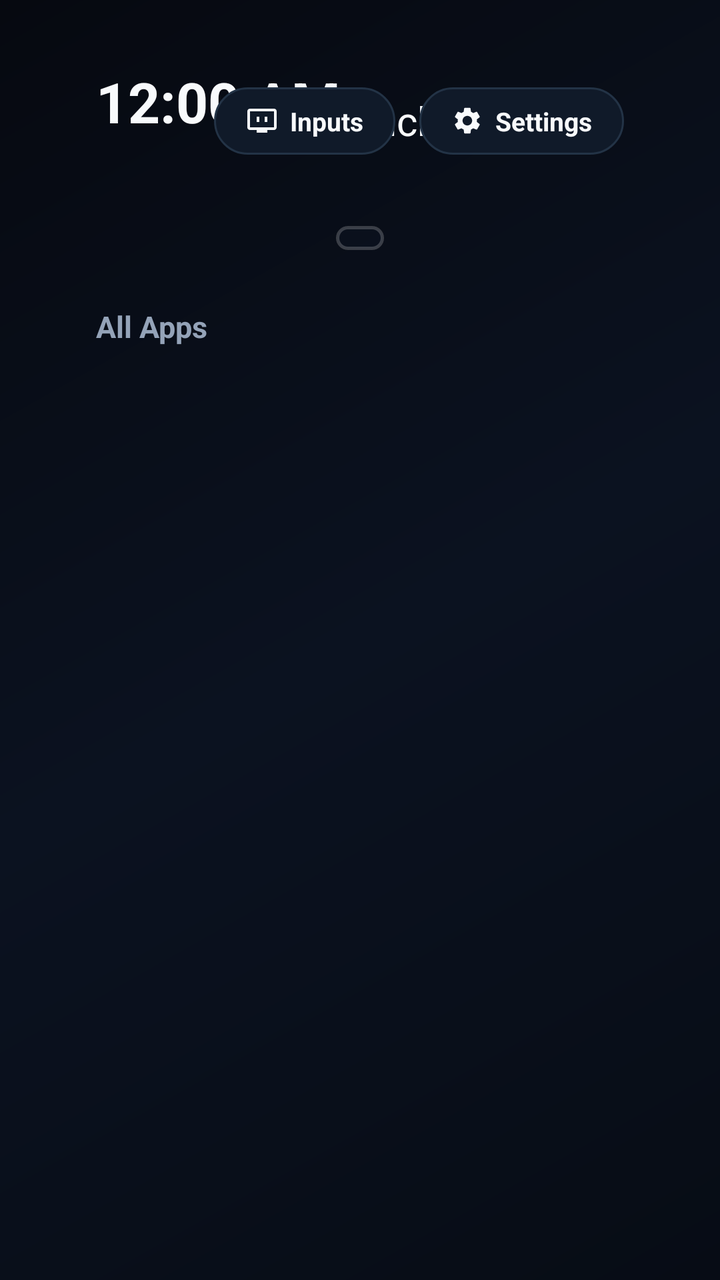
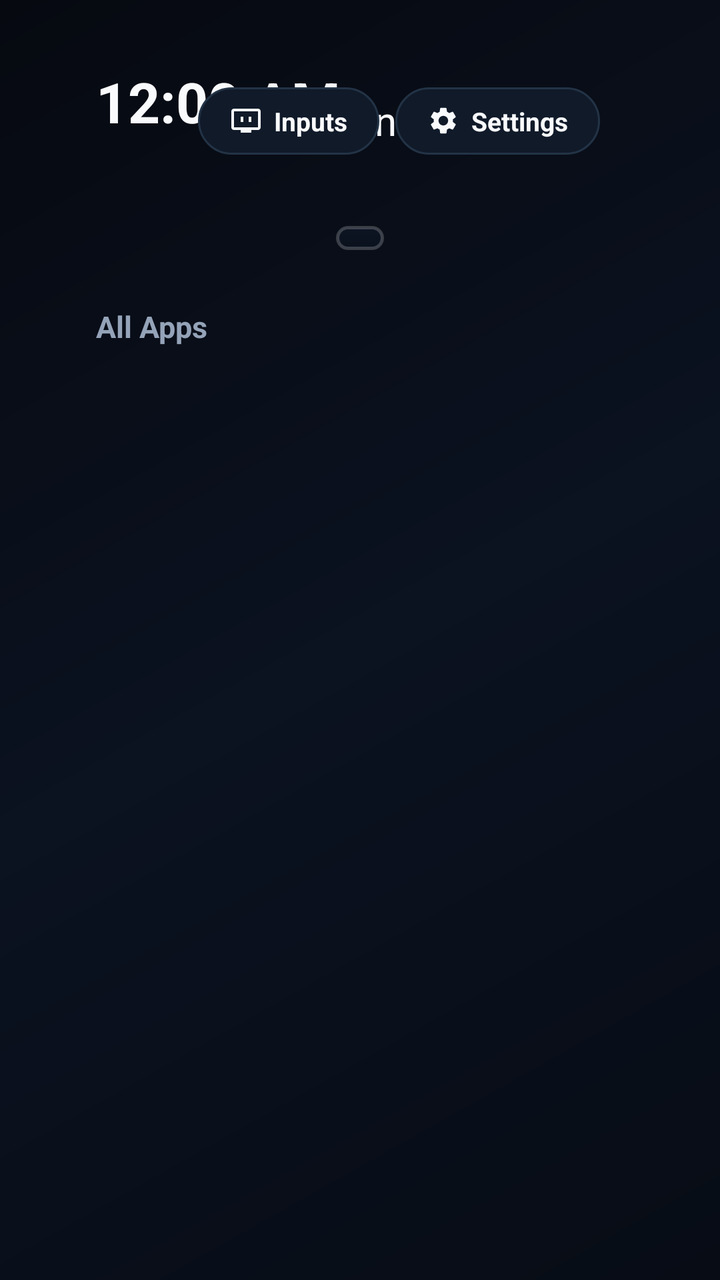

Before-and-after screenshots of an Android layout around one commit, followed by the original layout XML and the change that was made.
<!-- AndroidManifest.xml: application theme Theme.DLaunch -->
<!-- res/layout/activity_dlaunch.xml -->
<?xml version="1.0" encoding="utf-8"?>
<FrameLayout xmlns:android="http://schemas.android.com/apk/res/android"
    android:layout_width="match_parent"
    android:layout_height="match_parent">

    
    <ImageView
        android:id="@+id/wallpaper_view"
        android:layout_width="match_parent"
        android:layout_height="match_parent"
        android:scaleType="centerCrop"
        android:contentDescription="@null"
        android:visibility="gone" />

    
    <View
        android:id="@+id/wallpaper_dim_overlay"
        android:layout_width="match_parent"
        android:layout_height="match_parent"
        android:background="#73000000"
        android:visibility="gone" />

    <LinearLayout
        android:id="@+id/root_layout"
        android:layout_width="match_parent"
        android:layout_height="match_parent"
        android:orientation="vertical"
        android:background="@drawable/bg_screen"
        android:paddingLeft="48dp"
        android:paddingRight="48dp"
        android:paddingTop="32dp"
        android:paddingBottom="24dp"
        android:clipToPadding="false"
        android:clipChildren="false">

    
    <RelativeLayout
        android:id="@+id/header_bar"
        android:layout_width="match_parent"
        android:layout_height="wrap_content"
        android:layout_marginBottom="24dp">

        
        <LinearLayout
            android:layout_width="wrap_content"
            android:layout_height="wrap_content"
            android:layout_alignParentStart="true"
            android:layout_centerVertical="true"
            android:orientation="vertical">

            <TextClock
                android:id="@+id/clock_view"
                android:layout_width="wrap_content"
                android:layout_height="wrap_content"
                android:format12Hour="h:mm a"
                android:format24Hour="HH:mm"
                android:textColor="@color/text_primary"
                android:textSize="28sp"
                android:textStyle="bold" />

            <TextView
                android:id="@+id/date_view"
                android:layout_width="wrap_content"
                android:layout_height="wrap_content"
                android:layout_marginTop="2dp"
                android:textColor="@color/text_secondary"
                android:textSize="13sp" />
        </LinearLayout>

        
        <LinearLayout
            android:layout_width="wrap_content"
            android:layout_height="wrap_content"
            android:layout_centerInParent="true"
            android:gravity="center"
            android:orientation="horizontal">

            <TextView
                android:id="@+id/brand_letter"
                android:layout_width="wrap_content"
                android:layout_height="wrap_content"
                android:text="D"
                android:textColor="@color/card_border_focused"
                android:textSize="22sp"
                android:textStyle="bold" />

            <TextView
                android:layout_width="wrap_content"
                android:layout_height="wrap_content"
                android:text="Launch"
                android:textColor="@color/text_primary"
                android:textSize="20sp"
                android:textStyle="normal" />
        </LinearLayout>

        
        <LinearLayout
            android:layout_width="wrap_content"
            android:layout_height="wrap_content"
            android:layout_alignParentEnd="true"
            android:layout_centerVertical="true"
            android:orientation="horizontal">

            
            <LinearLayout
                android:id="@+id/btn_inputs"
                android:layout_width="wrap_content"
                android:layout_height="wrap_content"
                android:layout_marginEnd="12dp"
                android:background="@drawable/bg_pill_selector"
                android:clickable="true"
                android:focusable="true"
                android:gravity="center"
                android:orientation="horizontal"
                android:paddingStart="16dp"
                android:paddingTop="8dp"
                android:paddingEnd="16dp"
                android:paddingBottom="8dp">

                <ImageView
                    android:layout_width="16dp"
                    android:layout_height="16dp"
                    android:layout_marginEnd="6dp"
                    android:src="@drawable/ic_inputs" />

                <TextView
                    android:layout_width="wrap_content"
                    android:layout_height="wrap_content"
                    android:text="@string/btn_inputs"
                    android:textColor="@color/text_primary"
                    android:textSize="13sp"
                    android:textStyle="bold" />
            </LinearLayout>

            
            <LinearLayout
                android:id="@+id/btn_settings"
                android:layout_width="wrap_content"
                android:layout_height="wrap_content"
                android:background="@drawable/bg_pill_selector"
                android:clickable="true"
                android:focusable="true"
                android:gravity="center"
                android:orientation="horizontal"
                android:paddingStart="16dp"
                android:paddingTop="8dp"
                android:paddingEnd="16dp"
                android:paddingBottom="8dp">

                <ImageView
                    android:layout_width="16dp"
                    android:layout_height="16dp"
                    android:layout_marginEnd="6dp"
                    android:src="@drawable/ic_settings" />

                <TextView
                    android:layout_width="wrap_content"
                    android:layout_height="wrap_content"
                    android:text="@string/btn_settings"
                    android:textColor="@color/text_primary"
                    android:textSize="13sp"
                    android:textStyle="bold" />
            </LinearLayout>
        </LinearLayout>
    </RelativeLayout>

    
    <ScrollView
        android:id="@+id/main_scroll"
        android:layout_width="match_parent"
        android:layout_height="match_parent"
        android:fillViewport="true"
        android:scrollbars="none"
        android:clipChildren="false"
        android:clipToPadding="false">

        <LinearLayout
            android:layout_width="match_parent"
            android:layout_height="wrap_content"
            android:orientation="vertical"
            android:clipChildren="false"
            android:clipToPadding="false">

            
            <LinearLayout
                android:id="@+id/section_favorites_container"
                android:layout_width="match_parent"
                android:layout_height="wrap_content"
                android:layout_marginBottom="28dp"
                android:gravity="center_horizontal"
                android:orientation="vertical"
                android:clipChildren="false"
                android:clipToPadding="false">

                
                <HorizontalScrollView
                    android:id="@+id/favorites_scroll"
                    android:layout_width="wrap_content"
                    android:layout_height="wrap_content"
                    android:layout_gravity="center_horizontal"
                    android:background="@drawable/bg_dock_capsule"
                    android:paddingStart="12dp"
                    android:paddingTop="6dp"
                    android:paddingEnd="12dp"
                    android:paddingBottom="6dp"
                    android:scrollbars="none"
                    android:clipChildren="false"
                    android:clipToPadding="false">

                    <LinearLayout
                        android:id="@+id/favorites_row"
                        android:layout_width="wrap_content"
                        android:layout_height="wrap_content"
                        android:gravity="center_vertical"
                        android:orientation="horizontal"
                        android:clipChildren="false"
                        android:clipToPadding="false" />
                </HorizontalScrollView>
            </LinearLayout>

            
            <LinearLayout
                android:id="@+id/section_all_apps_container"
                android:layout_width="match_parent"
                android:layout_height="wrap_content"
                android:orientation="vertical"
                android:clipChildren="false"
                android:clipToPadding="false">

                <TextView
                    android:id="@+id/label_all_apps"
                    android:layout_width="wrap_content"
                    android:layout_height="wrap_content"
                    android:layout_marginBottom="12dp"
                    android:text="@string/section_all_apps"
                    android:textColor="@color/text_secondary"
                    android:textSize="15sp"
                    android:textStyle="bold" />

                
                <LinearLayout
                    android:id="@+id/all_apps_grid_container"
                    android:layout_width="match_parent"
                    android:layout_height="wrap_content"
                    android:orientation="vertical"
                    android:clipChildren="false"
                    android:clipToPadding="false" />

                
                <TextView
                    android:id="@+id/tv_empty"
                    android:layout_width="match_parent"
                    android:layout_height="wrap_content"
                    android:layout_marginTop="40dp"
                    android:gravity="center"
                    android:text="@string/msg_no_apps"
                    android:textColor="@color/text_secondary"
                    android:textSize="16sp"
                    android:visibility="gone" />
            </LinearLayout>

            
            <View
                android:layout_width="match_parent"
                android:layout_height="48dp" />

        </LinearLayout>
    </ScrollView>

</LinearLayout>
</FrameLayout>
<!-- resources referenced by this layout -->
<resources>
  <color name="card_border_focused">#00E5FF</color>
  <color name="text_primary">#F8FAFC</color>
  <color name="text_secondary">#94A3B8</color>
  <!-- drawable bg_dock_capsule (drawable) -->
  <?xml version="1.0" encoding="utf-8"?>
  <shape xmlns:android="http://schemas.android.com/apk/res/android"
      android:shape="rectangle">
      <corners android:radius="32dp" />
      <solid android:color="#400F172A" />
      <stroke
          android:width="1.5dp"
          android:color="#33FFFFFF" />
  </shape>
  <!-- drawable bg_pill_selector (drawable) -->
  <?xml version="1.0" encoding="utf-8"?>
  <selector xmlns:android="http://schemas.android.com/apk/res/android">
      <item android:state_focused="true" android:drawable="@drawable/bg_pill_focused" />
      <item android:state_pressed="true" android:drawable="@drawable/bg_pill_focused" />
      <item android:drawable="@drawable/bg_pill_normal" />
  </selector>
  <!-- drawable bg_screen (drawable) -->
  <?xml version="1.0" encoding="utf-8"?>
  <shape xmlns:android="http://schemas.android.com/apk/res/android"
      android:shape="rectangle">
      <gradient
          android:type="linear"
          android:angle="315"
          android:startColor="#060910"
          android:centerColor="#0B1220"
          android:endColor="#070C15" />
  </shape>
  <!-- drawable ic_inputs (drawable) -->
  <vector xmlns:android="http://schemas.android.com/apk/res/android"
      android:width="24dp"
      android:height="24dp"
      android:viewportWidth="24"
      android:viewportHeight="24">
      <path
          android:fillColor="#F8FAFC"
          android:pathData="M21,3H3C1.9,3 1,3.9 1,5v12c0,1.1 0.9,2 2,2h5v2h8v-2h5c1.1,0 1.99,-0.9 1.99,-2L23,5c0,-1.1 -0.9,-2 -2,-2zM21,17H3V5h18v12zM8,9h2v4H8zM14,9h2v4h-2z" />
  </vector>
  <string name="btn_inputs">Inputs</string>
  <string name="btn_settings">Settings</string>
  <string name="msg_no_apps">No applications detected.</string>
  <string name="section_all_apps">All Apps</string>
  <style name="Theme.DLaunch" parent="@android:style/Theme.NoTitleBar.Fullscreen">
          <item name="android:windowBackground">@drawable/bg_screen</item>
          <item name="android:windowNoTitle">true</item>
          <item name="android:windowFullscreen">true</item>
          <item name="android:windowContentOverlay">@null</item>
          <item name="android:colorBackground">@color/bg_dark</item>
          <item name="android:textColorPrimary">@color/text_primary</item>
      </style>
  <!-- drawable bg_pill_focused (drawable) -->
  <?xml version="1.0" encoding="utf-8"?>
  <shape xmlns:android="http://schemas.android.com/apk/res/android"
      android:shape="rectangle">
      <corners android:radius="24dp" />
      <solid android:color="@color/pill_bg_focused" />
      <stroke
          android:width="2dp"
          android:color="#FFFFFF" />
  </shape>
  <!-- drawable bg_pill_normal (drawable) -->
  <?xml version="1.0" encoding="utf-8"?>
  <shape xmlns:android="http://schemas.android.com/apk/res/android"
      android:shape="rectangle">
      <corners android:radius="24dp" />
      <solid android:color="@color/pill_bg_normal" />
      <stroke
          android:width="1dp"
          android:color="@color/pill_border_normal" />
  </shape>
  <color name="bg_dark">#080C14</color>
  <color name="pill_bg_focused">#00E5FF</color>
  <color name="pill_bg_normal">#101A29</color>
  <color name="pill_border_normal">#233346</color>
  <!-- unchanged entries left out for length: 1 -->
</resources>

<!-- the commit's change to res/layout/activity_dlaunch.xml (unified diff, before → after) -->
@@ -38,6 +38,8 @@
         android:id="@+id/header_bar"
         android:layout_width="match_parent"
         android:layout_height="wrap_content"
+        android:clipChildren="false"
+        android:clipToPadding="false"
         android:layout_marginBottom="24dp">
 
         
@@ -95,23 +97,32 @@
 
         
         <LinearLayout
+            android:id="@+id/header_buttons_container"
             android:layout_width="wrap_content"
             android:layout_height="wrap_content"
             android:layout_alignParentEnd="true"
             android:layout_centerVertical="true"
-            android:orientation="horizontal">
+            android:orientation="horizontal"
+            android:clipChildren="false"
+            android:clipToPadding="false"
+            android:paddingStart="8dp"
+            android:paddingTop="6dp"
+            android:paddingEnd="8dp"
+            android:paddingBottom="6dp">
 
             
             <LinearLayout
                 android:id="@+id/btn_inputs"
                 android:layout_width="wrap_content"
                 android:layout_height="wrap_content"
-                android:layout_marginEnd="12dp"
+                android:layout_margin="4dp"
                 android:background="@drawable/bg_pill_selector"
                 android:clickable="true"
                 android:focusable="true"
                 android:gravity="center"
                 android:orientation="horizontal"
+                android:clipChildren="false"
+                android:clipToPadding="false"
                 android:paddingStart="16dp"
                 android:paddingTop="8dp"
                 android:paddingEnd="16dp"
@@ -137,11 +148,14 @@
                 android:id="@+id/btn_settings"
                 android:layout_width="wrap_content"
                 android:layout_height="wrap_content"
+                android:layout_margin="4dp"
                 android:background="@drawable/bg_pill_selector"
                 android:clickable="true"
                 android:focusable="true"
                 android:gravity="center"
                 android:orientation="horizontal"
+                android:clipChildren="false"
+                android:clipToPadding="false"
                 android:paddingStart="16dp"
                 android:paddingTop="8dp"
                 android:paddingEnd="16dp"
@@ -268,4 +282,74 @@
     </ScrollView>
 
 </LinearLayout>
+
+    
+    <RelativeLayout
+        android:id="@+id/screensaver_layout"
+        android:layout_width="match_parent"
+        android:layout_height="match_parent"
+        android:background="#4D000000"
+        android:clickable="true"
+        android:focusable="true"
+        android:visibility="gone"
+        android:alpha="0">
+
+        
+        <LinearLayout
+            android:id="@+id/screensaver_content"
+            android:layout_width="wrap_content"
+            android:layout_height="wrap_content"
+            android:layout_centerInParent="true"
+            android:gravity="center"
+            android:orientation="vertical">
+
+            <TextClock
+                android:id="@+id/screensaver_clock"
+                android:layout_width="wrap_content"
+                android:layout_height="wrap_content"
+                android:format12Hour="h:mm a"
+                android:format24Hour="HH:mm"
+                android:textColor="@color/text_primary"
+                android:textSize="76sp"
+                android:fontFamily="sans-serif-thin"
+                android:shadowColor="#8000E5FF"
+                android:shadowDx="0"
+                android:shadowDy="0"
+                android:shadowRadius="28" />
+
+            <TextView
+                android:id="@+id/screensaver_date"
+                android:layout_width="wrap_content"
+                android:layout_height="wrap_content"
+                android:layout_marginTop="8dp"
+                android:textColor="@color/text_secondary"
+                android:textSize="20sp"
+                android:letterSpacing="0.05" />
+
+            <TextView
+                android:id="@+id/screensaver_subtitle"
+                android:layout_width="wrap_content"
+                android:layout_height="wrap_content"
+                android:layout_marginTop="16dp"
+                android:text="Calm Ambient Mode"
+                android:textColor="@color/text_accent"
+                android:textSize="13sp"
+                android:letterSpacing="0.1" />
+        </LinearLayout>
+
+        
+        <TextView
+            android:id="@+id/screensaver_hint"
+            android:layout_width="wrap_content"
+            android:layout_height="wrap_content"
+            android:layout_alignParentBottom="true"
+            android:layout_centerHorizontal="true"
+            android:layout_marginBottom="36dp"
+            android:text="Press any remote button to wake"
+            android:textColor="#5594A3B8"
+            android:textSize="12sp"
+            android:letterSpacing="0.08" />
+
+    </RelativeLayout>
+
 </FrameLayout>
<!-- resource entries referenced after the edit -->
@@ -1,14 +1,19 @@
 <!-- resources referenced by this layout -->
 <resources>
   <color name="card_border_focused">#00E5FF</color>
+  <color name="text_accent">#00E5FF</color>
   <color name="text_primary">#F8FAFC</color>
   <color name="text_secondary">#94A3B8</color>
   <!-- drawable bg_dock_capsule (drawable) -->
   <?xml version="1.0" encoding="utf-8"?>
   <shape xmlns:android="http://schemas.android.com/apk/res/android"
       android:shape="rectangle">
-      <corners android:radius="32dp" />
-      <solid android:color="#400F172A" />
+      <corners android:radius="44dp" />
+      <gradient
+          android:type="linear"
+          android:angle="270"
+          android:startColor="#4D132238"
+          android:endColor="#590C1626" />
       <stroke
           android:width="1.5dp"
           android:color="#33FFFFFF" />
